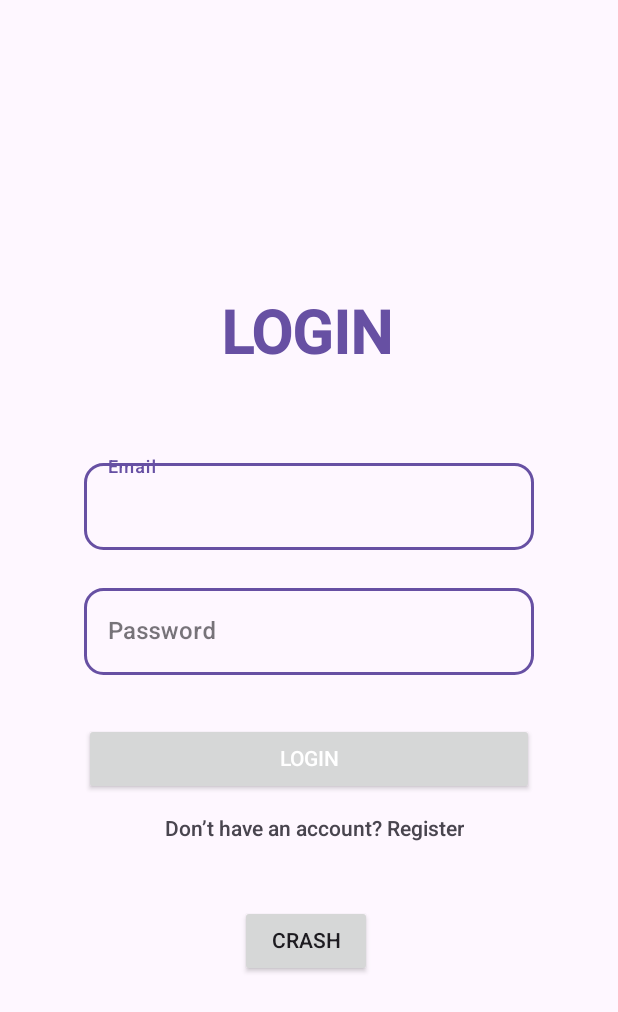
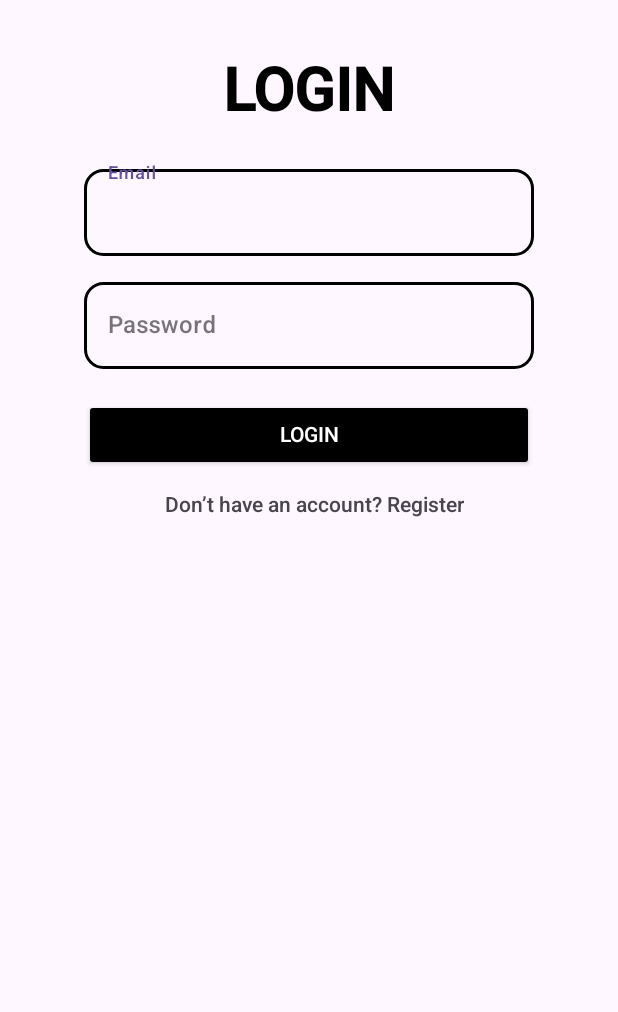
Before and after one commit to dzikrifm16/challenge-chapter-5, an Android app: the screen it shows after launch (LoginActivity), on a phone screen of 412 x 824 dp. Shown: the top 1012 px of the screen. Run offline under Robolectric (Android 15) with nearby library versions, the phone set to English and light mode, and no system bars; our stand-ins replace Firebase (no records; nobody signed in at launch, a user with empty details on screens opened directly).

Commit message:
Revisi Challeng 5

```diff
--- a/app/src/main/java/com/example/challenge2_binar/LoginActivity.kt
+++ b/app/src/main/java/com/example/challenge2_binar/LoginActivity.kt
@@ -23,10 +23,6 @@ class LoginActivity : AppCompatActivity() {
 
         auth = FirebaseAuth.getInstance()
 
-
-        binding.crashButton.setOnClickListener {
-            throw RuntimeException("Test Crash") // Force a crash
-        }
 
 
         binding.btnToRegister.setOnClickListener{
--- a/app/src/main/res/drawable/button_custom.xml
+++ b/app/src/main/res/drawable/button_custom.xml
@@ -1,5 +1,5 @@
 <?xml version="1.0" encoding="utf-8"?>
 <shape xmlns:android="http://schemas.android.com/apk/res/android">
-    <stroke android:color="#6750A3" android:width="2dp"/> <!-- Warna latar belakang (misalnya, oranye) -->
+    <stroke android:color="@color/black" android:width="2dp"/> <!-- Warna latar belakang (misalnya, oranye) -->
     <corners android:radius="12dp" /> <!-- Membuat sudut bundar -->
 </shape>
--- a/app/src/main/res/layout/activity_login.xml
+++ b/app/src/main/res/layout/activity_login.xml
@@ -1,5 +1,6 @@
 <?xml version="1.0" encoding="utf-8"?>
-<androidx.constraintlayout.widget.ConstraintLayout xmlns:android="http://schemas.android.com/apk/res/android"
+<androidx.constraintlayout.widget.ConstraintLayout
+    xmlns:android="http://schemas.android.com/apk/res/android"
     xmlns:app="http://schemas.android.com/apk/res-auto"
     xmlns:tools="http://schemas.android.com/tools"
     android:layout_width="match_parent"
@@ -9,23 +10,21 @@
         android:id="@+id/textView6"
         android:layout_width="wrap_content"
         android:layout_height="wrap_content"
-        android:layout_marginTop="194dp"
+        android:layout_marginTop="32dp"
         android:text="LOGIN"
-        android:textColor="#6750A3"
+        android:textColor="@color/black"
         android:textSize="40sp"
         android:textStyle="bold"
         app:layout_constraintEnd_toEndOf="parent"
-        app:layout_constraintHorizontal_bias="0.497"
         app:layout_constraintStart_toStartOf="parent"
         app:layout_constraintTop_toTopOf="parent" />
-
 
     <com.google.android.material.textfield.TextInputLayout
         android:id="@+id/layoutUsername"
         style="@style/Widget.MaterialComponents.TextInputLayout.OutlinedBox"
         android:layout_width="300dp"
         android:layout_height="wrap_content"
-        android:layout_marginTop="50dp"
+        android:layout_marginTop="16dp"
         android:hint="Email"
         app:layout_constraintEnd_toEndOf="parent"
         app:layout_constraintStart_toStartOf="parent"
@@ -35,19 +34,17 @@
             android:id="@+id/inputUsername"
             android:background="@drawable/button_custom"
             android:layout_width="match_parent"
-            android:layout_height="match_parent" />
+            android:layout_height="wrap_content" />
 
     </com.google.android.material.textfield.TextInputLayout>
-
 
     <com.google.android.material.textfield.TextInputLayout
         android:id="@+id/layoutPassword"
         style="@style/Widget.MaterialComponents.TextInputLayout.OutlinedBox"
         android:layout_width="300dp"
         android:layout_height="wrap_content"
-        android:layout_marginTop="20dp"
+        android:layout_marginTop="12dp"
         android:hint="@string/password"
-
         app:layout_constraintEnd_toEndOf="parent"
         app:layout_constraintStart_toStartOf="parent"
         app:layout_constraintTop_toBottomOf="@+id/layoutUsername">
@@ -56,16 +53,17 @@
             android:id="@+id/inputPassword"
             android:background="@drawable/button_custom"
             android:layout_width="match_parent"
-            android:layout_height="match_parent" />
+            android:layout_height="wrap_content" />
     </com.google.android.material.textfield.TextInputLayout>
 
     <Button
         android:id="@+id/btnLogin"
         android:layout_width="300dp"
         android:layout_height="wrap_content"
-        android:layout_marginTop="32dp"
+        android:layout_marginTop="20dp"
         android:text="Login"
-        android:textColor="#FFFFFF"
+        android:textColor="@color/white"
+        android:backgroundTint="@color/black"
         android:elevation="4dp"
         android:padding="12dp"
         app:layout_constraintEnd_toEndOf="parent"
@@ -84,15 +82,5 @@
         app:layout_constraintStart_toStartOf="@+id/btnLogin"
         app:layout_constraintTop_toBottomOf="@+id/btnLogin" />
 
-    <Button
-        android:id="@+id/crashButton"
-        android:layout_width="wrap_content"
-        android:layout_height="wrap_content"
-        android:layout_marginStart="160dp"
-        android:layout_marginTop="40dp"
-        android:text="crash"
-        app:layout_constraintStart_toStartOf="parent"
-        app:layout_constraintTop_toBottomOf="@+id/btnToRegister" />
-
 
 </androidx.constraintlayout.widget.ConstraintLayout>
--- a/app/src/main/res/layout/fragment_detail_menu.xml
+++ b/app/src/main/res/layout/fragment_detail_menu.xml
@@ -75,6 +75,7 @@
         android:layout_height="50dp"
         android:layout_marginBottom="16dp"
         android:text="Tambah ke Keranjang  "
+        android:backgroundTint="@color/black"
         app:layout_constraintBottom_toBottomOf="parent"
         app:layout_constraintEnd_toEndOf="parent"
         app:layout_constraintStart_toStartOf="parent" />
--- a/app/src/main/res/layout/fragment_dialog.xml
+++ b/app/src/main/res/layout/fragment_dialog.xml
@@ -24,6 +24,7 @@
         android:layout_height="45dp"
         android:layout_marginTop="40dp"
         android:text="Kembali ke Home"
+        android:backgroundTint="@color/black"
         app:layout_constraintEnd_toEndOf="parent"
         app:layout_constraintStart_toStartOf="parent"
         app:layout_constraintTop_toBottomOf="@+id/tvStatus" />
--- a/app/src/main/res/layout/fragment_edit_profile.xml
+++ b/app/src/main/res/layout/fragment_edit_profile.xml
@@ -21,7 +21,7 @@
             android:layout_height="wrap_content"
             android:layout_gravity="center"
             android:layout_marginTop="18dp"
-            android:textColor="#6750A3"
+            android:textColor="@color/black"
             android:text="Edit Profile"
             android:textSize="24sp"
             android:textStyle="bold" />
@@ -111,6 +111,7 @@
         android:layout_marginStart="160dp"
         android:layout_marginTop="50dp"
         android:text="Submit"
+        android:backgroundTint="@color/black"
         app:layout_constraintStart_toStartOf="parent"
         app:layout_constraintTop_toBottomOf="@+id/inputNoTlp" />
 
--- a/app/src/main/res/layout/fragment_keranjang.xml
+++ b/app/src/main/res/layout/fragment_keranjang.xml
@@ -83,6 +83,7 @@
         android:layout_height="wrap_content"
         android:layout_marginEnd="16dp"
         android:text="Pesan"
+        android:backgroundTint="@color/black"
         app:layout_constraintBottom_toBottomOf="@+id/imageView5"
         app:layout_constraintEnd_toEndOf="parent"
         app:layout_constraintTop_toTopOf="@+id/imageView5" />
--- a/app/src/main/res/layout/fragment_konfirmasi_pesanan.xml
+++ b/app/src/main/res/layout/fragment_konfirmasi_pesanan.xml
@@ -48,6 +48,7 @@
         android:layout_marginStart="16dp"
         android:layout_marginTop="4dp"
         android:text="Ambil Sendiri"
+        android:backgroundTint="@color/black"
         app:layout_constraintStart_toStartOf="parent"
         app:layout_constraintTop_toBottomOf="@+id/textView10" />
 
@@ -58,6 +59,7 @@
         android:layout_marginStart="16dp"
         android:layout_marginBottom="40dp"
         android:text="Tunai"
+        android:backgroundTint="@color/black"
         app:layout_constraintBottom_toTopOf="@+id/textView15"
         app:layout_constraintStart_toStartOf="parent" />
 
@@ -67,6 +69,7 @@
         android:layout_height="43dp"
         android:layout_marginEnd="16dp"
         android:text="Dikirim"
+        android:backgroundTint="@color/black"
         app:layout_constraintEnd_toEndOf="parent"
         app:layout_constraintTop_toTopOf="@+id/button2" />
 
@@ -76,6 +79,7 @@
         android:layout_height="43dp"
         android:layout_marginEnd="16dp"
         android:text="Dompet Digital"
+        android:backgroundTint="@color/black"
         app:layout_constraintEnd_toEndOf="parent"
         app:layout_constraintTop_toTopOf="@+id/button5" />
 
@@ -96,6 +100,7 @@
         android:layout_height="43dp"
         android:layout_marginBottom="60dp"
         android:text="Pesan"
+        android:backgroundTint="@color/black"
         app:layout_constraintBottom_toBottomOf="parent"
         app:layout_constraintEnd_toEndOf="parent"
         app:layout_constraintHorizontal_bias="0.51"
--- a/app/src/main/res/layout/fragment_profile.xml
+++ b/app/src/main/res/layout/fragment_profile.xml
@@ -133,6 +133,7 @@
         android:layout_height="51dp"
         android:layout_marginTop="40dp"
         android:text="Logout"
+        android:backgroundTint="@color/black"
         app:layout_constraintEnd_toEndOf="@+id/txtNoTelp"
         app:layout_constraintStart_toStartOf="@+id/txtNoTelp"
         app:layout_constraintTop_toBottomOf="@+id/txtNoTelp" />
```
Also changed, not shown: app/src/main/res/layout/activity_register.xml (+15 -23 lines), app/src/main/res/layout/fragment_home.xml (+7 -23 lines).
